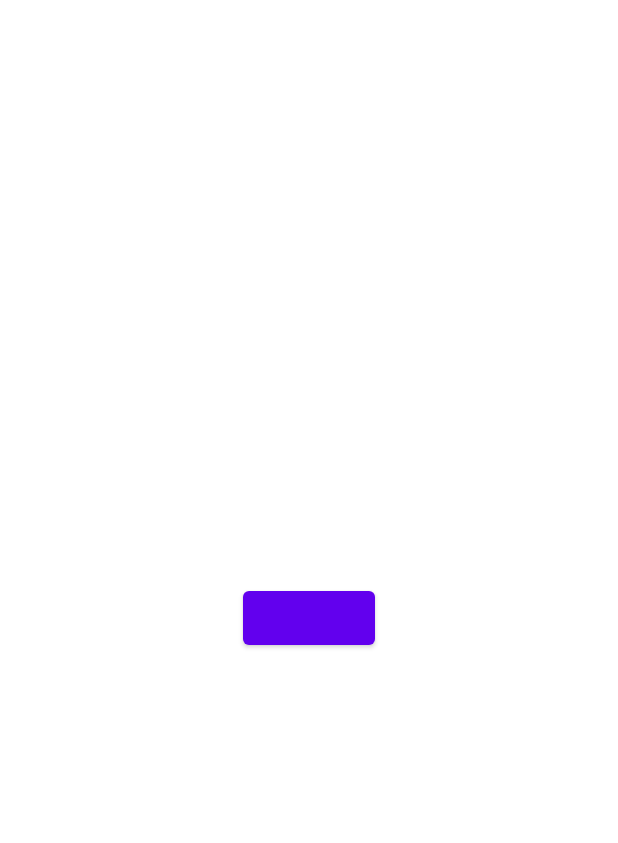
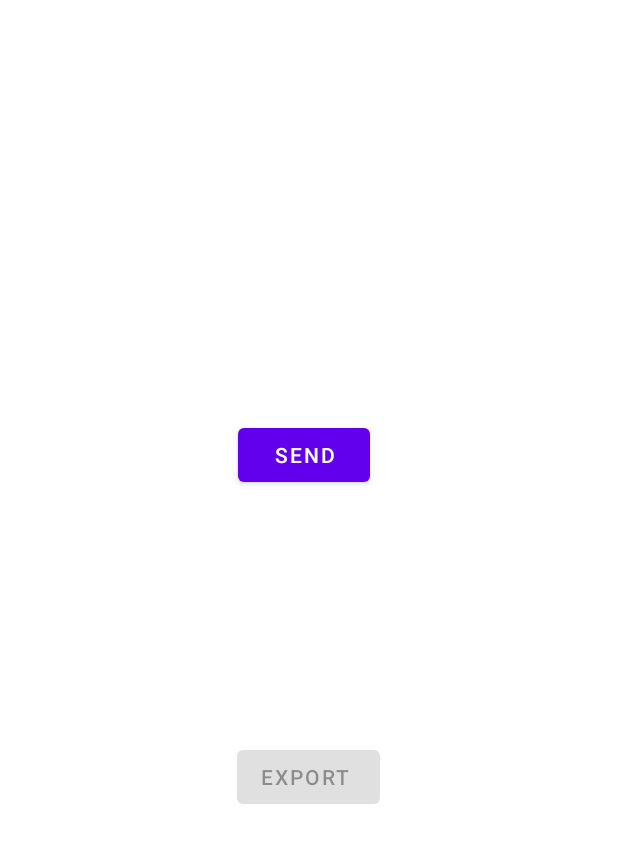
Before and after one commit to ACRCris/AutoCall, an Android app: the CallerScreenFragment screen opened through its navigation route, on a phone screen of 412 x 824 dp. Shown: the top 843 px of the screen. Run offline under Robolectric (Android 15) with nearby library versions, the phone set to English and light mode, and no system bars; libraries missing offline, so code that uses them is left out: com.romellfudi.ussdlibrary; 4 statements that could not run were skipped.

Commit message:
actualizacion 1.1

```diff
--- a/app/src/main/java/com/movistar/autocall/model/CodeDao.java
+++ b/app/src/main/java/com/movistar/autocall/model/CodeDao.java
@@ -20,7 +20,7 @@ public interface CodeDao {
     @Query("SELECT * FROM code WHERE code = :code")
     Code findByCode(String code);
 
-    @Query("SELECT * FROM code WHERE ciudad = null ORDER BY ciudad")
+    @Query("SELECT * FROM code WHERE result = \"\" ORDER BY ciudad")
     List<Code> getCodesOrderByCiudad();
 
     @Query("DELETE FROM code")
--- a/app/src/main/java/com/movistar/autocall/model/DatabaseHelper.java
+++ b/app/src/main/java/com/movistar/autocall/model/DatabaseHelper.java
@@ -7,6 +7,6 @@ import androidx.room.Room;
 public class DatabaseHelper {
     public static AppDatabase getDB(Context context) {
         return Room.databaseBuilder(context,
-                AppDatabase.class, "MedicalData.db").build();
+                AppDatabase.class, "ussdata.db").build();
     }
 }
--- a/app/src/main/java/com/movistar/autocall/view/CallerScreenFragment.java
+++ b/app/src/main/java/com/movistar/autocall/view/CallerScreenFragment.java
@@ -60,7 +60,7 @@ public class CallerScreenFragment extends Fragment {
             activity.getWindow().getDecorView().setSystemUiVisibility(flags);
         }
 
-        mRequest = new CallScreenViewModel(requireActivity().getActivityResultRegistry());
+        mRequest = new CallScreenViewModel(requireActivity().getActivityResultRegistry(), requireContext());
         getLifecycle().addObserver(mRequest);
         mRequest.instanceCall(requireActivity());
         mRequest.intiRequest(requireActivity());
@@ -90,7 +90,7 @@ public class CallerScreenFragment extends Fragment {
 
 
         Button button = requireView().findViewById(R.id.call_button);
-
+        Button export = requireView().findViewById(R.id.export_button);
 
 
         final Observer<Boolean> makeCallObserver = makeCall -> {
@@ -106,7 +106,7 @@ public class CallerScreenFragment extends Fragment {
 
                 }
             }else {
-                //mRequest.write(requireActivity(), mRequest.getCodes());
+                mRequest.write(requireActivity(), mRequest.getCodes());
             }
         };
 
@@ -116,6 +116,22 @@ public class CallerScreenFragment extends Fragment {
 
         button.setOnClickListener(view1 -> {
             mRequest.getMakeCall().setValue(true);
+        });
+
+        final Observer<Boolean> exportObserver = exportCall -> {
+            if (exportCall) {
+                export.setEnabled(true);
+            }
+        };
+
+        mRequest.getIsWriteData().observe(getViewLifecycleOwner(), exportObserver);
+
+        export.setEnabled(false);
+
+        export.setOnClickListener(view1 -> {
+            if (Build.VERSION.SDK_INT >= Build.VERSION_CODES.O) {
+                mRequest.createTxt();
+            }
         });
 
 
--- a/app/src/main/java/com/movistar/autocall/viewmodel/CallScreenViewModel.java
+++ b/app/src/main/java/com/movistar/autocall/viewmodel/CallScreenViewModel.java
@@ -2,12 +2,15 @@ package com.movistar.autocall.viewmodel;
 
 import static android.content.Context.TELEPHONY_SERVICE;
 
+import android.Manifest;
 import android.annotation.SuppressLint;
 import android.content.Context;
 import android.content.Intent;
 import android.net.Uri;
 import android.os.Build;
 import android.os.Bundle;
+import android.os.Environment;
+import android.provider.DocumentsContract;
 import android.telecom.PhoneAccountHandle;
 import android.telecom.TelecomManager;
 import android.telephony.TelephonyManager;
@@ -27,11 +30,13 @@ import com.movistar.autocall.model.AppDatabase;
 import com.movistar.autocall.model.Code;
 import com.movistar.autocall.model.CodeDao;
 import com.movistar.autocall.model.DatabaseHelper;
+import com.movistar.autocall.model.WRCodesTxt;
 import com.romellfudi.ussdlibrary.USSDApi;
 import com.romellfudi.ussdlibrary.USSDController;
 
 import org.jetbrains.annotations.NotNull;
 
+import java.io.IOException;
 import java.util.ArrayList;
 import java.util.Arrays;
 import java.util.HashMap;
@@ -42,8 +47,11 @@ public class CallScreenViewModel extends ViewModel implements DefaultLifecycleOb
 
 
     private MutableLiveData<Boolean> makeCall;
+    private MutableLiveData<Boolean> isWriteData;
+
     private List<String> numbers = new ArrayList<>();
     private List<Code> codes = new ArrayList<>();
+    private ActivityResultLauncher<Intent> create_txt;
 
     private final ActivityResultRegistry mRegistry;
     private TelecomManager telecomManager;
@@ -54,6 +62,7 @@ public class CallScreenViewModel extends ViewModel implements DefaultLifecycleOb
     private String mmi;
     private HashMap<String, HashSet<String>> map = new HashMap<>();
     private USSDApi ussdApi;
+    private Context context;
 
     public MutableLiveData<Boolean> getMakeCall() {
         if (makeCall == null) {
@@ -62,9 +71,35 @@ public class CallScreenViewModel extends ViewModel implements DefaultLifecycleOb
         return makeCall;
     }
 
+    public MutableLiveData<Boolean> getIsWriteData() {
+        if (isWriteData == null) {
+            isWriteData = new MutableLiveData<>();
+        }
+        return isWriteData;
+    }
 
-    public CallScreenViewModel(@NotNull ActivityResultRegistry mRegistry) {
+
+    public CallScreenViewModel(@NotNull ActivityResultRegistry mRegistry, Context context) {
         this.mRegistry = mRegistry;
+        this.context = context;
+    }
+
+    @RequiresApi(api = Build.VERSION_CODES.O)
+    public void onCreate(@NotNull LifecycleOwner owner) {
+
+
+        create_txt = mRegistry.register("create_txt", owner, new ActivityResultContracts.StartActivityForResult(),
+                result -> {
+                    if (result.getResultCode() == -1) {
+                        Uri uri = result.getData().getData();
+                        if (uri != null) {
+                            WRCodesTxt wrCodesTxt = new WRCodesTxt();
+                            wrCodesTxt.alterDocument(uri, context, codes);
+                        }
+                    } else {
+                        //permission granted
+                    }
+                });
     }
 
     @SuppressLint("MissingPermission")
@@ -76,7 +111,7 @@ public class CallScreenViewModel extends ViewModel implements DefaultLifecycleOb
 
 // choose the SIM card you want to use
         assert phoneAccounts != null;
-         sim1 = phoneAccounts.get(1);
+        sim1 = phoneAccounts.get(1);
 
         PhoneAccountHandle sim2 = phoneAccounts.get(1);
         Log.d("CallScreenViewModel", "instanceCall: " + sim1);
@@ -154,12 +189,14 @@ public class CallScreenViewModel extends ViewModel implements DefaultLifecycleOb
     public void sendUSSDCode(){
         rootUssdCode = "*"+numbers.get(0).split("\\*")[1]+"#";
         String ciudad = numbers.get(0).split("\\*")[0];
+        Log.i("CallScreenViewModel", "sendUSSDCode: "+rootUssdCode+ " "+ciudad);
+        String dataToSend = numbers.get(0).replace(rootUssdCode.replace("#","")+"*",
+                "").replace("#","").replace(ciudad, "");
         ussdApi.callUSSDInvoke(rootUssdCode, 0, map, new USSDController.CallbackInvoke() {
 
             @Override
             public void responseInvoke(String message) {
-                String dataToSend = numbers.get(0).replace(rootUssdCode.replace("#","")+"*",
-                        "").replace("#","").replace(ciudad, "");// <- send "data" into USSD's input text
+// <- send "data" into USSD's input text
 
 
                 ussdApi.send(dataToSend,new USSDController.CallbackMessage(){
@@ -201,10 +238,10 @@ public class CallScreenViewModel extends ViewModel implements DefaultLifecycleOb
 
             @Override
             public void over(String message) {
-                Log.i("RepuestaALA2", "responseMessage: "+ " " + message + " " + numbers.get(0));
+                Log.i("RepuestaALA2", "responseMessage: "+ " " + message + " " + dataToSend);
 
                 if(!message.contains("Check your accessibility") && !numbers.isEmpty()) {
-                    Code code = new Code(numbers.get(0),message, null);
+                    Code code = new Code(numbers.get(0),message,null);
                     codes.add(code);
                     numbers.remove(0);
                     if (!numbers.isEmpty()) {
@@ -215,6 +252,22 @@ public class CallScreenViewModel extends ViewModel implements DefaultLifecycleOb
                 }
             }
         });
+    }
+
+    @RequiresApi(api = Build.VERSION_CODES.O)
+    public void createTxt(){
+        String path = Environment.getExternalStorageDirectory().getAbsolutePath();
+        Uri pickerInitialUri = Uri.parse(path);
+        Intent intent = new Intent(Intent.ACTION_CREATE_DOCUMENT);
+        intent.addCategory(Intent.CATEGORY_OPENABLE);
+        intent.setType("*/*");
+        intent.putExtra(Intent.EXTRA_TITLE, "codesAndResults.txt");
+
+        // Optionally, specify a URI for the directory that should be opened in
+        // the system file picker when your app creates the document.
+        intent.putExtra(DocumentsContract.EXTRA_INITIAL_URI, pickerInitialUri);
+        create_txt.launch(intent);
+
     }
 
     public void setNumbers(List<String> numbers) {
@@ -229,6 +282,7 @@ public class CallScreenViewModel extends ViewModel implements DefaultLifecycleOb
 
             CodeDao doctorDao = db.codeDao();
             doctorDao.insertAll(codes);
+            getIsWriteData().postValue(true);
         };
 
         new Thread(runnable).start();
@@ -236,7 +290,7 @@ public class CallScreenViewModel extends ViewModel implements DefaultLifecycleOb
 
     }
 
-
-
-
+    public List<Code> getCodes() {
+        return codes;
+    }
 }
--- a/app/src/main/java/com/movistar/autocall/viewmodel/LoadScreenViewModel.java
+++ b/app/src/main/java/com/movistar/autocall/viewmodel/LoadScreenViewModel.java
@@ -180,7 +180,7 @@ public class LoadScreenViewModel extends ViewModel implements DefaultLifecycleOb
         for (String code: this.codes) {
             String[] partsCode = code.split("\\*", 2);
 
-            codes.add(new Code(partsCode[1], null, partsCode[1]));
+            codes.add(new Code(partsCode[1], "", partsCode[0]));
         }
         return codes;
     }
--- a/app/src/main/res/layout/fragment_caller_screen.xml
+++ b/app/src/main/res/layout/fragment_caller_screen.xml
@@ -19,8 +19,23 @@
             android:layout_height="wrap_content"
             app:layout_constraintBottom_toBottomOf="parent"
             app:layout_constraintEnd_toEndOf="parent"
+            app:layout_constraintHorizontal_bias="0.489"
             app:layout_constraintStart_toStartOf="parent"
-            app:layout_constraintTop_toTopOf="parent" />
+            app:layout_constraintTop_toTopOf="parent"
+            android:text="Send"
+            app:layout_constraintVertical_bias="0.36" />
+
+        <Button
+            android:id="@+id/export_button"
+            android:layout_width="wrap_content"
+            android:layout_height="wrap_content"
+            android:text="Export "
+            app:layout_constraintBottom_toBottomOf="parent"
+            app:layout_constraintEnd_toEndOf="parent"
+            app:layout_constraintHorizontal_bias="0.498"
+            app:layout_constraintStart_toStartOf="parent"
+            app:layout_constraintTop_toBottomOf="@+id/call_button"
+            app:layout_constraintVertical_bias="0.372" />
 
 
     </androidx.constraintlayout.widget.ConstraintLayout>
```
Also changed, not shown: app/src/main/java/com/movistar/autocall/model/WRCodesTxt.java (+20 -0 lines). Lines whose indentation alone changed are shown as unchanged.
